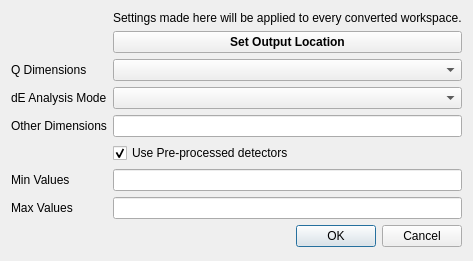
Old version of the form Code/Mantid/MantidQt/CustomInterfaces/inc/MantidQtCustomInterfaces/CreateMDWorkspaceAlgDialog.ui in the repository mantidproject/mantid.
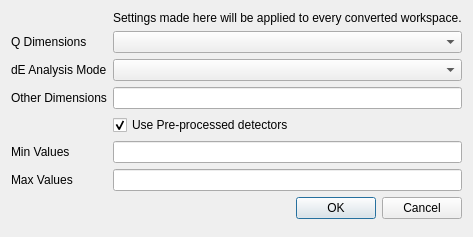
New version of the form.

```diff
--- a/Code/Mantid/MantidQt/CustomInterfaces/inc/MantidQtCustomInterfaces/CreateMDWorkspaceAlgDialog.ui
+++ b/Code/Mantid/MantidQt/CustomInterfaces/inc/MantidQtCustomInterfaces/CreateMDWorkspaceAlgDialog.ui
@@ -7,7 +7,7 @@
     <x>0</x>
     <y>0</y>
     <width>456</width>
-    <height>261</height>
+    <height>237</height>
    </rect>
   </property>
   <property name="windowTitle">
@@ -17,7 +17,14 @@
    <property name="fieldGrowthPolicy">
     <enum>QFormLayout::AllNonFixedFieldsGrow</enum>
    </property>
-   <item row="4" column="0">
+   <item row="0" column="1">
+    <widget class="QLabel" name="label_6">
+     <property name="text">
+      <string>Settings made here will be applied to every converted workspace.</string>
+     </property>
+    </widget>
+   </item>
+   <item row="3" column="0">
     <widget class="QLabel" name="label">
      <property name="toolTip">
       <string>You can to transfer source workspace dimensions into target worskpace directly (NoQ) or transform into mod(Q) (1 dimension) or QxQyQz (3 dimensions) in Q space</string>
@@ -27,10 +34,10 @@
      </property>
     </widget>
    </item>
-   <item row="4" column="1">
+   <item row="3" column="1">
     <widget class="QComboBox" name="combo_q_dimensions"/>
    </item>
-   <item row="5" column="0">
+   <item row="4" column="0">
     <widget class="QLabel" name="label_2">
      <property name="toolTip">
       <string>You can analyze neutron energy transfer in direct, indirect or elastic mode. The analysis mode has to correspond to experimenal set up.</string>
@@ -40,10 +47,10 @@
      </property>
     </widget>
    </item>
-   <item row="5" column="1">
+   <item row="4" column="1">
     <widget class="QComboBox" name="combo_analysis_mode"/>
    </item>
-   <item row="6" column="0">
+   <item row="5" column="0">
     <widget class="QLabel" name="label_5">
      <property name="toolTip">
       <string>List(comma separated) of additional to Q (orthogonal) dimensions in the target workspace.</string>
@@ -53,10 +60,10 @@
      </property>
     </widget>
    </item>
-   <item row="6" column="1">
+   <item row="5" column="1">
     <widget class="QLineEdit" name="txt_other_dimensions"/>
    </item>
-   <item row="7" column="1">
+   <item row="6" column="1">
     <widget class="QCheckBox" name="ck_use_preprocessed_detectors">
      <property name="text">
       <string>Use Pre-processed detectors</string>
@@ -66,7 +73,7 @@
      </property>
     </widget>
    </item>
-   <item row="8" column="0">
+   <item row="7" column="0">
     <widget class="QLabel" name="label_3">
      <property name="toolTip">
       <string>An array of size: 
@@ -96,7 +103,7 @@
      </property>
     </widget>
    </item>
-   <item row="8" column="1">
+   <item row="7" column="1">
     <widget class="QLineEdit" name="txt_min_values">
      <property name="toolTip">
       <string>An array of the same size and the same units as MinValues array
@@ -105,17 +112,17 @@
      </property>
     </widget>
    </item>
-   <item row="9" column="0">
+   <item row="8" column="0">
     <widget class="QLabel" name="label_4">
      <property name="text">
       <string>Max Values</string>
      </property>
     </widget>
    </item>
-   <item row="9" column="1">
+   <item row="8" column="1">
     <widget class="QLineEdit" name="txt_max_values"/>
    </item>
-   <item row="10" column="1">
+   <item row="9" column="1">
     <widget class="QDialogButtonBox" name="buttonBox">
      <property name="orientation">
       <enum>Qt::Horizontal</enum>
@@ -125,30 +132,6 @@
      </property>
     </widget>
    </item>
-   <item row="0" column="1">
-    <widget class="QLabel" name="label_6">
-     <property name="text">
-      <string>Settings made here will be applied to every converted workspace.</string>
-     </property>
-    </widget>
-   </item>
-   <item row="2" column="1">
-    <layout class="QHBoxLayout" name="horizontalLayout">
-     <item>
-      <widget class="QPushButton" name="btn_output_location">
-       <property name="font">
-        <font>
-         <weight>75</weight>
-         <bold>true</bold>
-        </font>
-       </property>
-       <property name="text">
-        <string>Set Output Location</string>
-       </property>
-      </widget>
-     </item>
-    </layout>
-   </item>
   </layout>
  </widget>
  <resources/>
```
